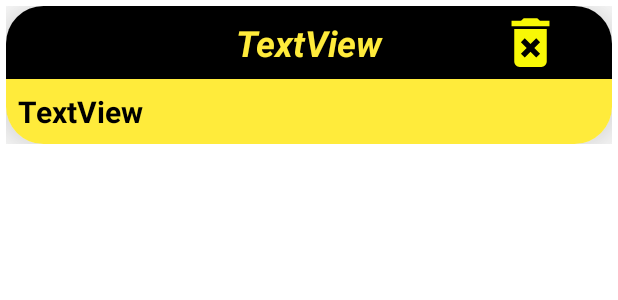
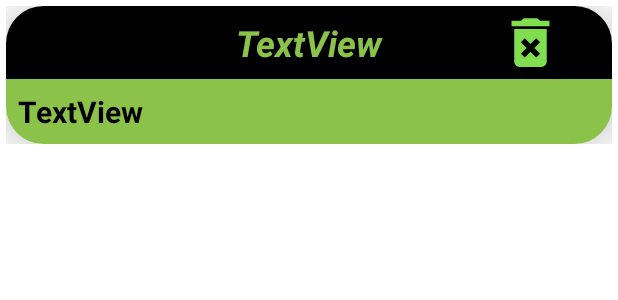
Before and after one commit to azimuton/SurvivalAssistant, an Android app: the layout note_item.xml on its own in the app's theme, with its tools: preview values and no code run, on a phone screen of 412 x 824 dp. Shown: the top 300 px of the screen. Run offline under Robolectric (Android 15) with nearby library versions, the phone set to English and light mode, and no system bars.

Commit message:
change color in note_item

```diff
--- a/app/src/main/res/drawable/ic_baseline_delete_forever_24.xml
+++ b/app/src/main/res/drawable/ic_baseline_delete_forever_24.xml
@@ -1,4 +1,4 @@
-<vector android:height="24dp" android:tint="#F8F806"
+<vector android:height="24dp" android:tint="#80DE4F"
     android:viewportHeight="24" android:viewportWidth="24"
     android:width="24dp" xmlns:android="http://schemas.android.com/apk/res/android">
     <path android:fillColor="@android:color/white" android:pathData="M6,19c0,1.1 0.9,2 2,2h8c1.1,0 2,-0.9 2,-2L18,7L6,7v12zM8.46,11.88l1.41,-1.41L12,12.59l2.12,-2.12 1.41,1.41L13.41,14l2.12,2.12 -1.41,1.41L12,15.41l-2.12,2.12 -1.41,-1.41L10.59,14l-2.13,-2.12zM15.5,4l-1,-1h-5l-1,1L5,4v2h14L19,4z"/>
--- a/app/src/main/res/layout/activity_note.xml
+++ b/app/src/main/res/layout/activity_note.xml
@@ -30,7 +30,7 @@
         android:layout_marginBottom="28dp"
         android:alpha="0.5"
         android:clickable="true"
-        app:backgroundTint="#FFC107"
+        app:backgroundTint="#8BC34A"
         app:layout_constraintBottom_toBottomOf="@+id/rvNote"
         app:layout_constraintEnd_toEndOf="@+id/rvNote"
         app:srcCompat="@android:drawable/ic_input_add"
--- a/app/src/main/res/layout/note_item.xml
+++ b/app/src/main/res/layout/note_item.xml
@@ -32,7 +32,7 @@
                     android:gravity="center"
                     android:padding="8dp"
                     android:text="TextView"
-                    android:textColor="#FFEB3B"
+                    android:textColor="#8BC34A"
                     android:textSize="24sp"
                     android:textStyle="bold|italic"
                     app:layout_constraintEnd_toEndOf="parent"
@@ -55,7 +55,7 @@
                     android:id="@+id/tvNoteItemContent"
                     android:layout_width="match_parent"
                     android:layout_height="wrap_content"
-                    android:background="#FFEB3B"
+                    android:background="#8BC34A"
                     android:padding="8dp"
                     android:text="TextView"
                     android:textColor="@color/black"
```
